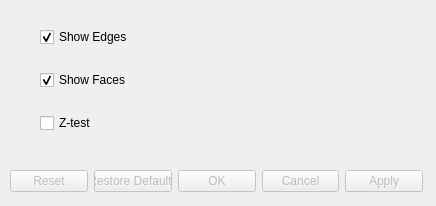
Before: the Qt Designer form src/Interface/Modules/Visualization/ShowMesh.ui in SCIInstitute/SCIRun, drawn with Qt 5.
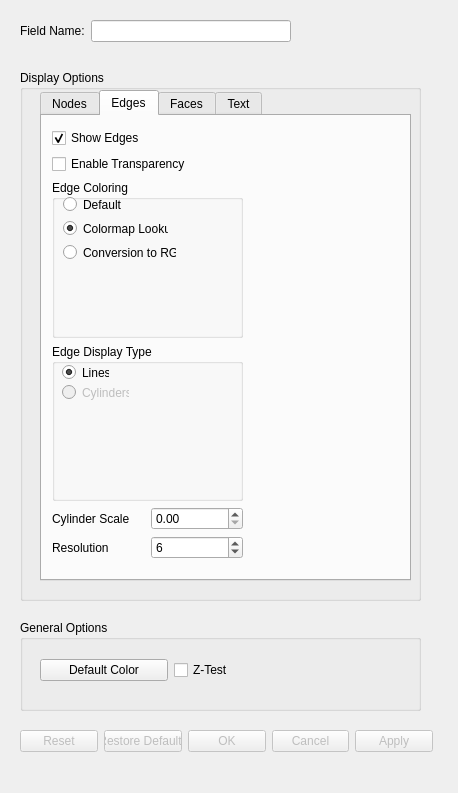
After: the same form once the commit is applied. The open tabs and pages were chosen to show the change.

Commit message: Fill out ShowMesh UI. Passing #189 to @iauns.

```diff
--- a/src/Interface/Modules/Visualization/ShowMesh.ui
+++ b/src/Interface/Modules/Visualization/ShowMesh.ui
@@ -6,8 +6,8 @@
    <rect>
     <x>0</x>
     <y>0</y>
-    <width>436</width>
-    <height>206</height>
+    <width>458</width>
+    <height>793</height>
    </rect>
   </property>
   <property name="windowTitle">
@@ -19,8 +19,8 @@
    </property>
    <property name="geometry">
     <rect>
-     <x>10</x>
-     <y>170</y>
+     <x>20</x>
+     <y>730</y>
      <width>413</width>
      <height>23</height>
     </rect>
@@ -35,42 +35,515 @@
     <bool>false</bool>
    </property>
   </widget>
-  <widget class="QWidget" name="layoutWidget">
+  <widget class="QGroupBox" name="groupBox">
    <property name="geometry">
     <rect>
-     <x>40</x>
-     <y>10</y>
-     <width>111</width>
-     <height>141</height>
+     <x>20</x>
+     <y>70</y>
+     <width>401</width>
+     <height>531</height>
     </rect>
    </property>
-   <layout class="QVBoxLayout" name="verticalLayout">
+   <property name="title">
+    <string>Display Options</string>
+   </property>
+   <widget class="QWidget" name="verticalLayoutWidget">
+    <property name="geometry">
+     <rect>
+      <x>20</x>
+      <y>20</y>
+      <width>371</width>
+      <height>491</height>
+     </rect>
+    </property>
+    <layout class="QVBoxLayout" name="verticalLayout">
+     <item>
+      <widget class="QTabWidget" name="displayOptionsTabs_">
+       <property name="currentIndex">
+        <number>0</number>
+       </property>
+       <widget class="QWidget" name="nodesTab_">
+        <attribute name="title">
+         <string>Nodes</string>
+        </attribute>
+        <widget class="QWidget" name="">
+         <property name="geometry">
+          <rect>
+           <x>11</x>
+           <y>12</y>
+           <width>181</width>
+           <height>421</height>
+          </rect>
+         </property>
+         <layout class="QGridLayout" name="gridLayout_2">
+          <item row="0" column="0">
+           <widget class="QCheckBox" name="showNodesCheckBox_">
+            <property name="text">
+             <string>Show Nodes</string>
+            </property>
+            <property name="checked">
+             <bool>true</bool>
+            </property>
+           </widget>
+          </item>
+          <item row="1" column="0">
+           <widget class="QCheckBox" name="enableTransparencyCheckBox_">
+            <property name="text">
+             <string>Enable Transparency</string>
+            </property>
+           </widget>
+          </item>
+          <item row="2" column="0">
+           <widget class="QGroupBox" name="groupBox_3">
+            <property name="title">
+             <string>Node Coloring</string>
+            </property>
+            <widget class="QRadioButton" name="conversionRGBNodeColoringButton_">
+             <property name="geometry">
+              <rect>
+               <x>11</x>
+               <y>61</y>
+               <width>113</width>
+               <height>17</height>
+              </rect>
+             </property>
+             <property name="text">
+              <string>Conversion to RGB</string>
+             </property>
+            </widget>
+            <widget class="QRadioButton" name="colormapLookupNodeColoringButton_">
+             <property name="geometry">
+              <rect>
+               <x>11</x>
+               <y>38</y>
+               <width>105</width>
+               <height>17</height>
+              </rect>
+             </property>
+             <property name="text">
+              <string>Colormap Lookup</string>
+             </property>
+             <property name="checked">
+              <bool>true</bool>
+             </property>
+            </widget>
+            <widget class="QRadioButton" name="defaultNodeColoringButton_">
+             <property name="geometry">
+              <rect>
+               <x>11</x>
+               <y>15</y>
+               <width>58</width>
+               <height>17</height>
+              </rect>
+             </property>
+             <property name="text">
+              <string>Default</string>
+             </property>
+            </widget>
+           </widget>
+          </item>
+          <item row="3" column="0">
+           <widget class="QGroupBox" name="groupBox_4">
+            <property name="title">
+             <string>Node Display Type</string>
+            </property>
+            <layout class="QVBoxLayout" name="verticalLayout_15">
+             <item>
+              <widget class="QRadioButton" name="nodesAsPointsButton_">
+               <property name="text">
+                <string>Points</string>
+               </property>
+               <property name="checked">
+                <bool>true</bool>
+               </property>
+              </widget>
+             </item>
+             <item>
+              <widget class="QRadioButton" name="nodesAsSpheresButton_">
+               <property name="enabled">
+                <bool>false</bool>
+               </property>
+               <property name="text">
+                <string>Spheres</string>
+               </property>
+              </widget>
+             </item>
+            </layout>
+           </widget>
+          </item>
+          <item row="4" column="0">
+           <layout class="QHBoxLayout" name="horizontalLayout_3">
+            <item>
+             <widget class="QLabel" name="label_4">
+              <property name="text">
+               <string>Sphere Scale</string>
+              </property>
+             </widget>
+            </item>
+            <item>
+             <widget class="QDoubleSpinBox" name="doubleSpinBox"/>
+            </item>
+           </layout>
+          </item>
+          <item row="5" column="0">
+           <layout class="QHBoxLayout" name="horizontalLayout_2">
+            <item>
+             <widget class="QLabel" name="label_5">
+              <property name="text">
+               <string>Resolution</string>
+              </property>
+             </widget>
+            </item>
+            <item>
+             <widget class="QSpinBox" name="spinBox">
+              <property name="prefix">
+               <string/>
+              </property>
+              <property name="minimum">
+               <number>3</number>
+              </property>
+              <property name="maximum">
+               <number>20</number>
+              </property>
+              <property name="value">
+               <number>6</number>
+              </property>
+             </widget>
+            </item>
+           </layout>
+          </item>
+         </layout>
+        </widget>
+       </widget>
+       <widget class="QWidget" name="edgesTab_">
+        <attribute name="title">
+         <string>Edges</string>
+        </attribute>
+        <widget class="QWidget" name="">
+         <property name="geometry">
+          <rect>
+           <x>10</x>
+           <y>12</y>
+           <width>191</width>
+           <height>431</height>
+          </rect>
+         </property>
+         <layout class="QGridLayout" name="gridLayout">
+          <item row="0" column="0">
+           <widget class="QCheckBox" name="showEdgesCheckBox_">
+            <property name="text">
+             <string>Show Edges</string>
+            </property>
+            <property name="checked">
+             <bool>true</bool>
+            </property>
+           </widget>
+          </item>
+          <item row="1" column="0">
+           <widget class="QCheckBox" name="enableTransparencyCheckBox_1">
+            <property name="text">
+             <string>Enable Transparency</string>
+            </property>
+           </widget>
+          </item>
+          <item row="2" column="0">
+           <widget class="QGroupBox" name="groupBox_6">
+            <property name="title">
+             <string>Edge Coloring</string>
+            </property>
+            <widget class="QRadioButton" name="conversionRGBNodeColoringButton_1">
+             <property name="geometry">
+              <rect>
+               <x>11</x>
+               <y>64</y>
+               <width>113</width>
+               <height>17</height>
+              </rect>
+             </property>
+             <property name="text">
+              <string>Conversion to RGB</string>
+             </property>
+            </widget>
+            <widget class="QRadioButton" name="colormapLookupNodeColoringButton_1">
+             <property name="geometry">
+              <rect>
+               <x>11</x>
+               <y>40</y>
+               <width>105</width>
+               <height>17</height>
+              </rect>
+             </property>
+             <property name="text">
+              <string>Colormap Lookup</string>
+             </property>
+             <property name="checked">
+              <bool>true</bool>
+             </property>
+            </widget>
+            <widget class="QRadioButton" name="defaultNodeColoringButton_1">
+             <property name="geometry">
+              <rect>
+               <x>11</x>
+               <y>16</y>
+               <width>58</width>
+               <height>17</height>
+              </rect>
+             </property>
+             <property name="text">
+              <string>Default</string>
+             </property>
+            </widget>
+           </widget>
+          </item>
+          <item row="3" column="0">
+           <widget class="QGroupBox" name="groupBox_7">
+            <property name="title">
+             <string>Edge Display Type</string>
+            </property>
+            <widget class="QRadioButton" name="edgesAsCylindersButton_">
+             <property name="enabled">
+              <bool>false</bool>
+             </property>
+             <property name="geometry">
+              <rect>
+               <x>10</x>
+               <y>40</y>
+               <width>67</width>
+               <height>17</height>
+              </rect>
+             </property>
+             <property name="text">
+              <string>Cylinders</string>
+             </property>
+            </widget>
+            <widget class="QRadioButton" name="edgesAsLinesButton_">
+             <property name="geometry">
+              <rect>
+               <x>10</x>
+               <y>20</y>
+               <width>47</width>
+               <height>17</height>
+              </rect>
+             </property>
+             <property name="text">
+              <string>Lines</string>
+             </property>
+             <property name="checked">
+              <bool>true</bool>
+             </property>
+            </widget>
+           </widget>
+          </item>
+          <item row="4" column="0">
+           <layout class="QHBoxLayout" name="horizontalLayout_4">
+            <item>
+             <widget class="QLabel" name="label_8">
+              <property name="text">
+               <string>Cylinder Scale</string>
+              </property>
+             </widget>
+            </item>
+            <item>
+             <widget class="QDoubleSpinBox" name="doubleSpinBox_2"/>
+            </item>
+           </layout>
+          </item>
+          <item row="5" column="0">
+           <layout class="QHBoxLayout" name="horizontalLayout_5">
+            <item>
+             <widget class="QLabel" name="label_9">
+              <property name="text">
+               <string>Resolution</string>
+              </property>
+             </widget>
+            </item>
+            <item>
+             <widget class="QSpinBox" name="spinBox_2">
+              <property name="prefix">
+               <string/>
+              </property>
+              <property name="minimum">
+               <number>3</number>
+              </property>
+              <property name="maximum">
+               <number>20</number>
+              </property>
+              <property name="value">
+               <number>6</number>
+              </property>
+             </widget>
+            </item>
+           </layout>
+          </item>
+         </layout>
+        </widget>
+        <zorder>layoutWidget</zorder>
+        <zorder>groupBox_6</zorder>
+        <zorder>groupBox_7</zorder>
+        <zorder>label_8</zorder>
+       </widget>
+       <widget class="QWidget" name="facesTab_">
+        <attribute name="title">
+         <string>Faces</string>
+        </attribute>
+        <widget class="QWidget" name="">
+         <property name="geometry">
+          <rect>
+           <x>12</x>
+           <y>12</y>
+           <width>241</width>
+           <height>190</height>
+          </rect>
+         </property>
+         <layout class="QVBoxLayout" name="verticalLayout_10">
+          <item>
+           <widget class="QCheckBox" name="showFacesCheckBox_">
+            <property name="text">
+             <string>Show Faces</string>
+            </property>
+            <property name="checked">
+             <bool>true</bool>
+            </property>
+           </widget>
+          </item>
+          <item>
+           <widget class="QCheckBox" name="enableTransparencyCheckBox_2">
+            <property name="text">
+             <string>Enable Transparency</string>
+            </property>
+           </widget>
+          </item>
+          <item>
+           <widget class="QGroupBox" name="groupBox_5">
+            <property name="title">
+             <string>Face Coloring</string>
+            </property>
+            <layout class="QVBoxLayout" name="verticalLayout_16">
+             <item>
+              <widget class="QRadioButton" name="defaultNodeColoringButton_2">
+               <property name="text">
+                <string>Default</string>
+               </property>
+              </widget>
+             </item>
+             <item>
+              <widget class="QRadioButton" name="colormapLookupNodeColoringButton_2">
+               <property name="text">
+                <string>Colormap Lookup</string>
+               </property>
+               <property name="checked">
+                <bool>true</bool>
+               </property>
+              </widget>
+             </item>
+             <item>
+              <widget class="QRadioButton" name="conversionRGBNodeColoringButton_2">
+               <property name="text">
+                <string>Conversion to RGB</string>
+               </property>
+              </widget>
+             </item>
+            </layout>
+           </widget>
+          </item>
+          <item>
+           <widget class="QCheckBox" name="checkBox">
+            <property name="text">
+             <string>Use Face Normals</string>
+            </property>
+           </widget>
+          </item>
+          <item>
+           <widget class="QCheckBox" name="checkBox_2">
+            <property name="text">
+             <string>Render Images as a texture (Colormap Only)</string>
+            </property>
+           </widget>
+          </item>
+         </layout>
+        </widget>
+       </widget>
+       <widget class="QWidget" name="textTab_">
+        <attribute name="title">
+         <string>Text</string>
+        </attribute>
+        <widget class="QLabel" name="label_2">
+         <property name="geometry">
+          <rect>
+           <x>20</x>
+           <y>20</y>
+           <width>91</width>
+           <height>31</height>
+          </rect>
+         </property>
+         <property name="text">
+          <string>(Nothing here yet)</string>
+         </property>
+        </widget>
+       </widget>
+      </widget>
+     </item>
+    </layout>
+   </widget>
+  </widget>
+  <widget class="QGroupBox" name="groupBox_2">
+   <property name="geometry">
+    <rect>
+     <x>20</x>
+     <y>620</y>
+     <width>401</width>
+     <height>91</height>
+    </rect>
+   </property>
+   <property name="title">
+    <string>General Options</string>
+   </property>
+   <widget class="QWidget" name="">
+    <property name="geometry">
+     <rect>
+      <x>20</x>
+      <y>30</y>
+      <width>261</width>
+      <height>41</height>
+     </rect>
+    </property>
+    <layout class="QHBoxLayout" name="horizontalLayout_8">
+     <item>
+      <widget class="QPushButton" name="pushButton">
+       <property name="text">
+        <string>Default Color</string>
+       </property>
+      </widget>
+     </item>
+     <item>
+      <widget class="QCheckBox" name="zTestCheckBox_">
+       <property name="text">
+        <string>Z-Test</string>
+       </property>
+      </widget>
+     </item>
+    </layout>
+   </widget>
+  </widget>
+  <widget class="QWidget" name="">
+   <property name="geometry">
+    <rect>
+     <x>20</x>
+     <y>20</y>
+     <width>271</width>
+     <height>22</height>
+    </rect>
+   </property>
+   <layout class="QHBoxLayout" name="horizontalLayout">
     <item>
-     <widget class="QCheckBox" name="showEdgesCheckBox_">
+     <widget class="QLabel" name="label">
       <property name="text">
-       <string>Show Edges</string>
+       <string>Field Name:</string>
       </property>
-      <property name="checked">
-       <bool>true</bool>
-      </property>
      </widget>
     </item>
     <item>
-     <widget class="QCheckBox" name="showFacesCheckBox_">
-      <property name="text">
-       <string>Show Faces</string>
-      </property>
-      <property name="checked">
-       <bool>true</bool>
-      </property>
-     </widget>
-    </item>
-    <item>
-     <widget class="QCheckBox" name="zTestCheckBox_">
-      <property name="text">
-       <string>Z-test</string>
-      </property>
-     </widget>
+     <widget class="QLineEdit" name="lineEdit"/>
     </item>
    </layout>
   </widget>
```
